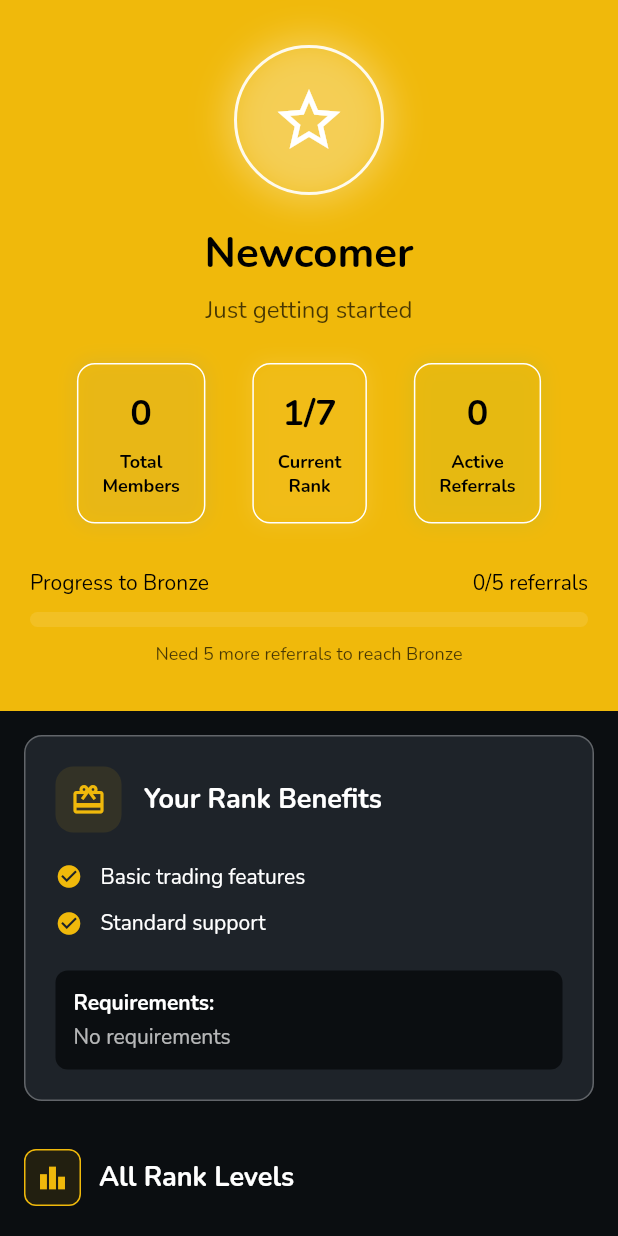
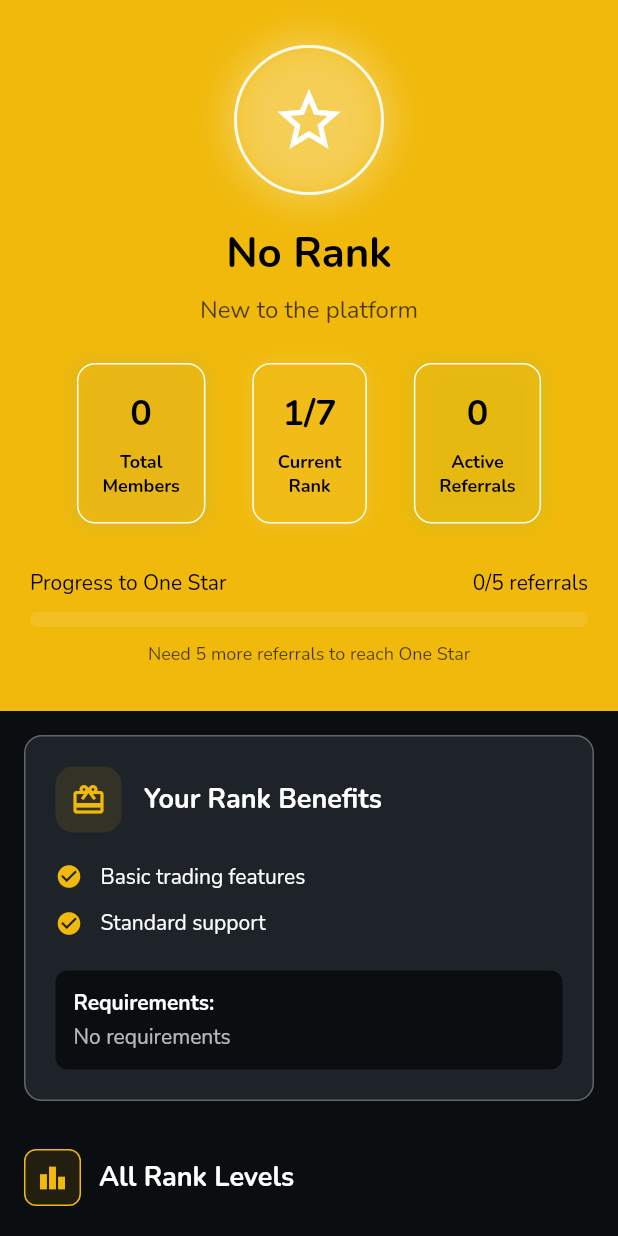
Before and after one commit to Brtmultisoft/securetradeai, a Flutter app: the EnhancedRankTeam screen opened directly, on a phone screen of 412 x 824 dp. Run offline on Flutter 3.47's test engine with Material 2 defaults, Android fonts, the phone set to English and light mode, and no system bars; our stand-ins replace barcode_widget, cached_network_image, carousel_slider, cross_file, email_validator, flutter_html and 16 more; missing offline and left inert: excel, open_store, share_files_and_screenshot_widgets, slider_captcha, workmanager; accounts and stored records are empty; network calls fail; statements that could not run were skipped; project files that could hold a hidden picture were left out.

Commit message:
reports done

```diff
--- a/lib/src/profile/profileoption/team/enhanced_level_team.dart
+++ b/lib/src/profile/profileoption/team/enhanced_level_team.dart
@@ -346,13 +346,7 @@ class EnhancedLevelTeamState extends State<EnhancedLevelTeam> {
             ),
             child: isEarningsLoading
                 ? const Center(
-                    child: Padding(
-                      padding: EdgeInsets.all(30.0),
-                      child: CircularProgressIndicator(
-                        valueColor:
-                            AlwaysStoppedAnimation<Color>(Color(0xFF2EBD85)),
-                      ),
-                    ),
+                    child: LottieLoadingWidget.large(),
                   )
                 : Column(
                     crossAxisAlignment: CrossAxisAlignment.start,
--- a/lib/src/profile/profileoption/team/enhanced_rank_team.dart
+++ b/lib/src/profile/profileoption/team/enhanced_rank_team.dart
@@ -4,6 +4,7 @@ import 'package:flutter/material.dart';
 import 'package:http/http.dart' as http;
 import 'package:securetradeai/data/strings.dart';
 import 'package:securetradeai/src/Service/assets_service.dart';
+import 'package:securetradeai/src/widget/lottie_loading_widget.dart';
 
 import '../../../../Data/Api.dart';
 
@@ -27,34 +28,50 @@ class EnhancedRankTeamState extends State<EnhancedRankTeam> {
   int p5 = 0;
   int p6 = 0;
 
-  // Rank names and descriptions
   final List<Map<String, dynamic>> rankInfo = [
     {
-      'name': 'Newcomer',
-      'description': 'Just getting started',
+      'name': 'No Rank',
+      'description': 'New to the platform',
       'color': Colors.white,
       'icon': Icons.star_border,
       'benefits': ['Basic trading features', 'Standard support'],
-      'requirements': 'No requirements'
+      'requirements': 'No requirements',
     },
     {
-      'name': 'Bronze',
+      'name': 'One Star',
+      'description': 'Getting started with networking',
+      'color': Colors.white,
+      'icon': Icons.star_border,
+      'benefits': ['Basic trading features', 'Pool Distribution Upto 30%'],
+      'requirements': '5 Direct members \n50 Active Team Members',
+      'directMembers': 5,
+      'teamMembers': 50,
+      'poolDistribution': '30%',
+    },
+    {
+      'name': 'Two Star',
       'description': 'Building your network',
       'color': Color(0xFFCD7F32),
       'icon': Icons.workspace_premium,
       'benefits': ['5% trading fee discount', 'Priority support'],
-      'requirements': '5 active referrals'
+      'requirements': '10 Direct members \n250 Active Team Members',
+      'directMembers': 10,
+      'teamMembers': 250,
+      'poolDistribution': '25%',
     },
     {
-      'name': 'Silver',
+      'name': 'Three Star',
       'description': 'Growing steadily',
       'color': Color(0xFFC0C0C0),
       'icon': Icons.workspace_premium,
       'benefits': ['10% trading fee discount', 'VIP support', 'Weekly reports'],
-      'requirements': '15 active referrals'
+      'requirements': '15 Direct members \n1000 Active Team Members',
+      'directMembers': 15,
+      'teamMembers': 1000,
+      'poolDistribution': '20%',
     },
     {
-      'name': 'Gold',
+      'name': 'Four Star',
       'description': 'Established networker',
       'color': Color(0xFFFFD700),
       'icon': Icons.workspace_premium,
@@ -63,10 +80,13 @@ class EnhancedRankTeamState extends State<EnhancedRankTeam> {
         'Dedicated account manager',
         'Advanced analytics'
       ],
-      'requirements': '30 active referrals'
+      'requirements': '20 Direct members \n5000 Active Team Members',
+      'directMembers': 20,
+      'teamMembers': 5000,
+      'poolDistribution': '15%',
     },
     {
-      'name': 'Platinum',
+      'name': 'Five Star',
       'description': 'Professional networker',
       'color': Color(0xFFE5E4E2),
       'icon': Icons.diamond,
@@ -75,31 +95,10 @@ class EnhancedRankTeamState extends State<EnhancedRankTeam> {
         'Exclusive events access',
         'Premium tools'
       ],
-      'requirements': '50 active referrals'
-    },
-    {
-      'name': 'Diamond',
-      'description': 'Elite networker',
-      'color': Color(0xFF40E0D0),
-      'icon': Icons.diamond,
-      'benefits': [
-        '25% trading fee discount',
-        'Exclusive investment opportunities',
-        'Custom solutions'
-      ],
-      'requirements': '100 active referrals'
-    },
-    {
-      'name': 'Black Diamond',
-      'description': 'Legendary networker',
-      'color': Color(0xFF212121),
-      'icon': Icons.diamond,
-      'benefits': [
-        '30% trading fee discount',
-        'Revenue sharing',
-        'Global events access'
-      ],
-      'requirements': '200+ active referrals'
+      'requirements': '25 Direct members \n25000 Active Team Members',
+      'directMembers': 25,
+      'teamMembers': 25000,
+      'poolDistribution': '10%',
     },
   ];
 
@@ -177,7 +176,7 @@ class EnhancedRankTeamState extends State<EnhancedRankTeam> {
       backgroundColor: const Color(0xFF0B0E11),
       body: isAPIcalled
           ? const Center(
-              child: CircularProgressIndicator(color: Color(0xFFF0B90B)),
+              child: LottieLoadingWidget.large(),
             )
           : checkdata
               ? Center(
--- a/lib/src/profile/profileoption/team/enhanced_team_detail.dart
+++ b/lib/src/profile/profileoption/team/enhanced_team_detail.dart
@@ -748,19 +748,17 @@ class EnhancedTeamDetailState extends State<EnhancedTeamDetail> {
   String _getRankName(String rank) {
     switch (rank) {
       case "0":
-        return "Newcomer";
+        return "One Star";
       case "1":
-        return "Bronze";
+        return "Two Star";
       case "2":
-        return "Silver";
+        return "Three Star";
       case "3":
-        return "Gold";
+        return "Four Star";
       case "4":
-        return "Platinum";
-      case "5":
         return "Diamond";
       case "6":
-        return "Black Diamond";
+        return "Five Star";
       default:
         return "Newcomer";
     }
```
